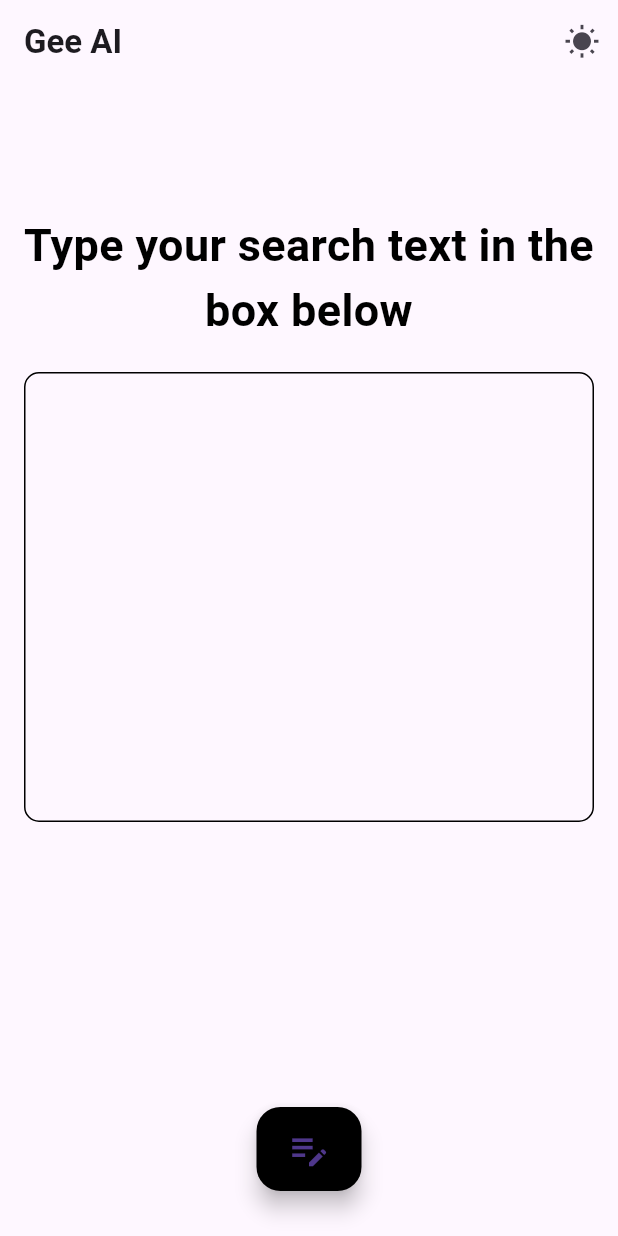
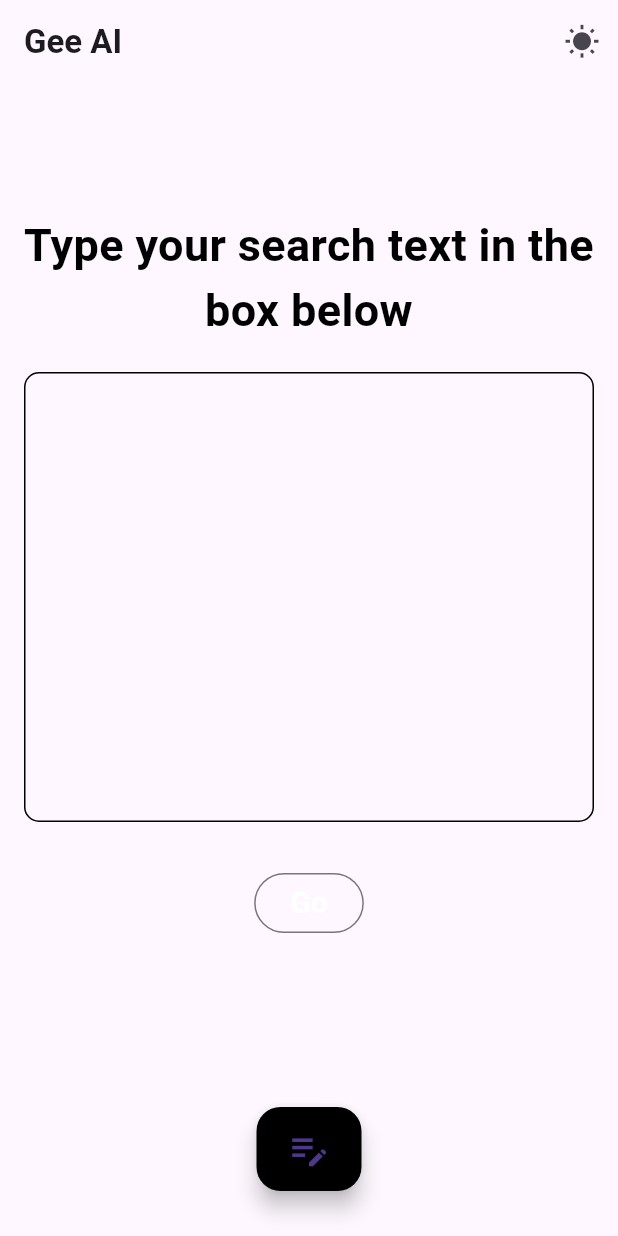
Before and after one commit to Shalom-Nankam/gee, a Flutter app: the screen it shows after launch, on a phone screen of 412 x 824 dp. Run offline on Flutter 3.47's test engine with Material 2 defaults, Android fonts, the phone set to English and light mode, and no system bars; our stand-ins replace flutter_native_splash, speech_to_text.

Commit message:
Added a button to start the search after the user record or typing is done

```diff
--- a/lib/views/home_view.dart
+++ b/lib/views/home_view.dart
@@ -51,7 +51,19 @@ class HomeView extends StatelessView<HomeScreen, HomeController> {
                 maxLines: null,
                 minLines: null,
               ),
-            )
+            ),
+            const SizedBox(
+              height: 30,
+            ),
+            OutlinedButton(
+                onPressed: () {},
+                child: const Text(
+                  'Go',
+                  style: TextStyle(
+                      color: Color(0xffFFFFFF),
+                      fontWeight: FontWeight.bold,
+                      fontSize: 20),
+                )),
           ],
         ))),
       ),
@@ -117,6 +129,18 @@ class RecordSearch extends StatelessWidget {
                   pressAction: () => controller.recordSpeech(),
                 ),
         ),
+        const SizedBox(
+          height: 30,
+        ),
+        OutlinedButton(
+            onPressed: () {},
+            child: const Text(
+              'Go',
+              style: TextStyle(
+                  color: Color(0xffFFFFFF),
+                  fontWeight: FontWeight.bold,
+                  fontSize: 20),
+            )),
       ],
     );
   }
```
